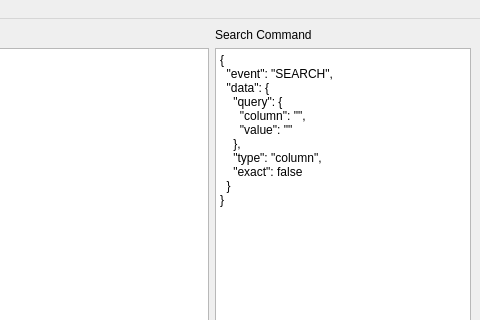
Before: the Qt Designer form client/gui/ui/MainWindow.ui in Howest-AdvMathProg/project-2021-Joren-vanGoethem, drawn with Qt 5; both pictures show x 223 to 703 and y 0 to 320 of the 703 by 414 pixel window.
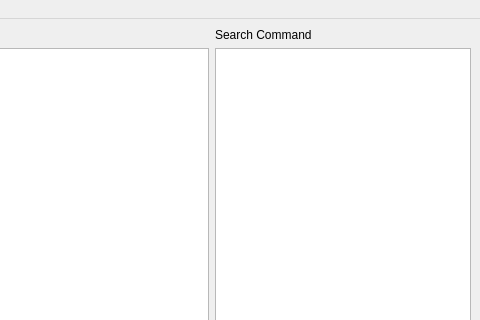
After: the same form once the commit is applied.

Commit message: refactor(MainWindow): Removed default search

The edit to the form file:
```diff
--- a/client/gui/ui/MainWindow.ui
+++ b/client/gui/ui/MainWindow.ui
@@ -67,17 +67,7 @@
     <item row="1" column="1">
      <widget class="QPlainTextEdit" name="commandfield">
       <property name="plainText">
-       <string>{
-  &quot;event&quot;: &quot;SEARCH&quot;,
-  &quot;data&quot;: {
-    &quot;query&quot;: {
-      &quot;column&quot;: &quot;&quot;,
-      &quot;value&quot;: &quot;&quot;
-    },
-    &quot;type&quot;: &quot;column&quot;,
-    &quot;exact&quot;: false
-  }
-}</string>
+       <string></string>
       </property>
      </widget>
     </item>
```
The commit also changes 1 other file.
